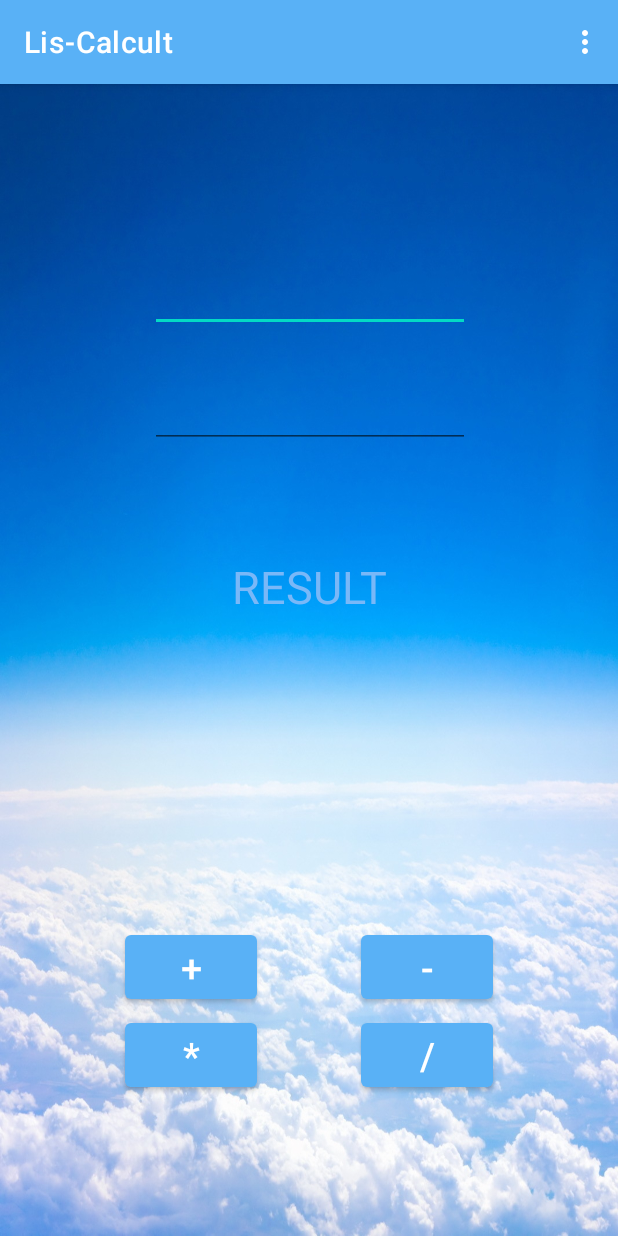
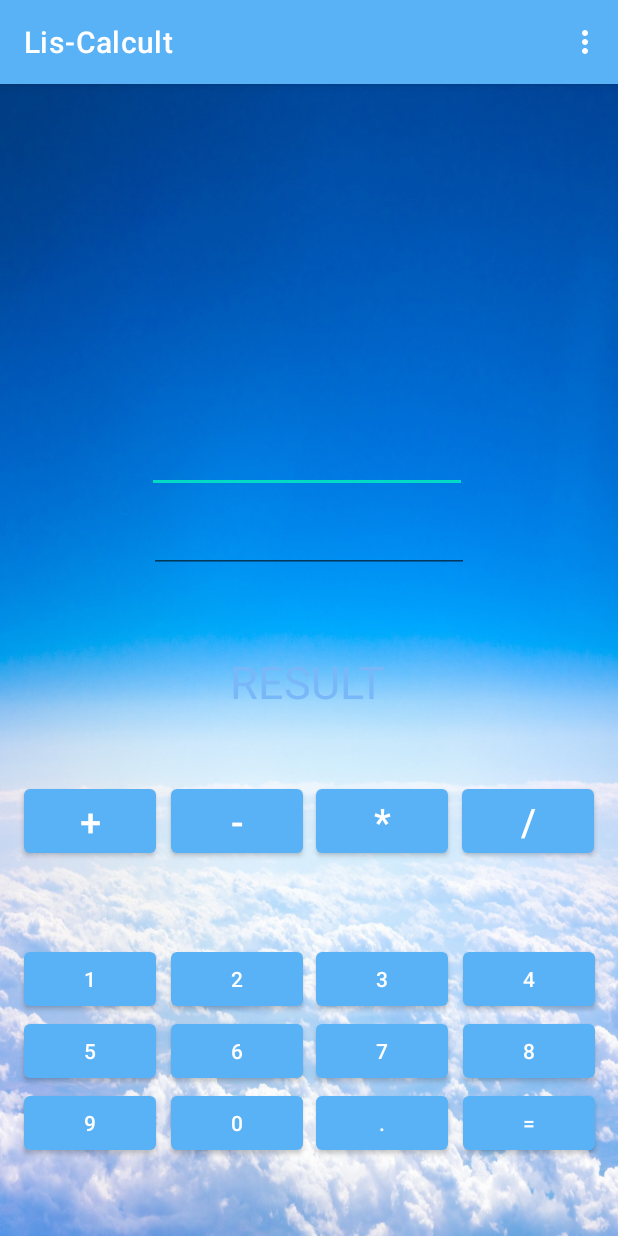
Before and after one commit to Galyminsky/Lis-Calcult, an Android app: the screen it shows after launch (MainActivity), on a phone screen of 412 x 824 dp. Run offline under Robolectric (Android 15) with nearby library versions, the phone set to English and light mode, and no system bars.

Commit message:
Добавлены 9 кнопок, прописаны в MainActivity

```diff
--- a/app/src/main/java/com/jobforandroid/lis_calcult/MainActivity.java
+++ b/app/src/main/java/com/jobforandroid/lis_calcult/MainActivity.java
@@ -25,6 +25,20 @@ public class MainActivity extends AppCompatActivity implements View.OnClickListe
     Button btnMult;
     Button btnDiv;
 
+    Button btn1;
+    Button btn2;
+    Button btn3;
+    Button btn4;
+    Button btn5;
+    Button btn6;
+    Button btn7;
+    Button btn8;
+    Button btn9;
+    Button btn0;
+
+    Button btnPoint;
+    Button btnExactly;
+
     TextView tvResult;
 
     String oper = " ";
@@ -41,6 +55,20 @@ public class MainActivity extends AppCompatActivity implements View.OnClickListe
         btnSub = (Button) findViewById(R.id.btnSub);
         btnMult = (Button) findViewById(R.id.btnMult);
         btnDiv = (Button) findViewById(R.id.btnDiv);
+
+        btn1 = (Button) findViewById(R.id.btn1);
+        btn2 = (Button) findViewById(R.id.btn2);
+        btn3 = (Button) findViewById(R.id.btn3);
+        btn4 = (Button) findViewById(R.id.btn4);
+        btn5 = (Button) findViewById(R.id.btn5);
+        btn6 = (Button) findViewById(R.id.btn6);
+        btn7 = (Button) findViewById(R.id.btn7);
+        btn8 = (Button) findViewById(R.id.btn8);
+        btn9 = (Button) findViewById(R.id.btn9);
+        btn0 = (Button) findViewById(R.id.btn0);
+
+        btnPoint = (Button) findViewById(R.id.btnPoint);
+        btnExactly = (Button) findViewById(R.id.btnExactly);
 
         tvResult = (TextView) findViewById(R.id.tvResult);
 
--- a/app/src/main/res/layout/activity_main.xml
+++ b/app/src/main/res/layout/activity_main.xml
@@ -12,87 +12,205 @@
         android:id="@+id/etNum1"
         android:layout_width="wrap_content"
         android:layout_height="wrap_content"
-        android:layout_marginTop="120dp"
+        android:layout_marginEnd="1dp"
+        android:layout_marginBottom="8dp"
         android:ems="10"
         android:inputType="numberDecimal"
         android:textColor="@color/TextCol"
-        app:layout_constraintEnd_toEndOf="parent"
-        app:layout_constraintHorizontal_bias="0.502"
-        app:layout_constraintStart_toStartOf="parent"
-        app:layout_constraintTop_toTopOf="parent" />
+        app:layout_constraintBottom_toTopOf="@+id/etNum2"
+        app:layout_constraintEnd_toEndOf="@+id/etNum2" />
 
     <EditText
         android:id="@+id/etNum2"
         android:layout_width="wrap_content"
         android:layout_height="wrap_content"
-        android:layout_marginTop="32dp"
+        android:layout_marginBottom="52dp"
         android:ems="10"
         android:inputType="numberDecimal"
         android:textColor="@color/TextCol"
-        app:layout_constraintStart_toStartOf="@+id/etNum1"
-        app:layout_constraintTop_toBottomOf="@+id/etNum1" />
+        app:layout_constraintBottom_toTopOf="@+id/tvResult"
+        app:layout_constraintEnd_toEndOf="parent"
+        app:layout_constraintStart_toStartOf="parent" />
+
+    <TextView
+        android:id="@+id/tvResult"
+        android:layout_width="wrap_content"
+        android:layout_height="wrap_content"
+        android:layout_marginStart="39dp"
+        android:layout_marginBottom="45dp"
+        android:gravity="center_horizontal"
+        android:text="RESULT"
+        android:textAppearance="@style/TextAppearance.AppCompat.Display3"
+        android:textColor="@color/TextCol"
+        android:textSize="30dp"
+        app:layout_constraintBottom_toTopOf="@+id/btnMult"
+        app:layout_constraintStart_toStartOf="@+id/btnSub" />
 
     <Button
         android:id="@+id/btnAdd"
         android:layout_width="wrap_content"
         android:layout_height="wrap_content"
-        android:layout_marginStart="14dp"
-        android:layout_marginBottom="152dp"
+        android:layout_marginStart="8dp"
+        android:layout_marginEnd="2dp"
         android:text="+"
         android:textSize="25dp"
-        app:layout_constraintBottom_toBottomOf="parent"
+        app:layout_constraintBaseline_toBaselineOf="@+id/btnSub"
         app:layout_constraintEnd_toStartOf="@+id/btnSub"
         app:layout_constraintStart_toStartOf="parent" />
+
+    <Button
+        android:id="@+id/btnSub"
+        android:layout_width="wrap_content"
+        android:layout_height="wrap_content"
+        android:layout_marginBottom="54dp"
+        android:text="-"
+        android:textSize="25dp"
+        app:layout_constraintBottom_toTopOf="@+id/btn2"
+        app:layout_constraintEnd_toStartOf="@+id/btnMult"
+        app:layout_constraintStart_toEndOf="@+id/btnAdd" />
 
     <Button
         android:id="@+id/btnMult"
         android:layout_width="wrap_content"
         android:layout_height="wrap_content"
-        android:layout_marginStart="14dp"
-        android:layout_marginTop="4dp"
+        android:layout_marginEnd="1dp"
         android:text="*"
         android:textSize="25dp"
+        app:layout_constraintBaseline_toBaselineOf="@+id/btnSub"
         app:layout_constraintEnd_toStartOf="@+id/btnDiv"
-        app:layout_constraintStart_toStartOf="parent"
-        app:layout_constraintTop_toBottomOf="@+id/btnAdd" />
-
-    <Button
-        android:id="@+id/btnSub"
-        android:layout_width="wrap_content"
-        android:layout_height="wrap_content"
-        android:layout_marginEnd="14dp"
-        android:text="-"
-        android:textSize="25dp"
-        app:layout_constraintEnd_toEndOf="parent"
-        app:layout_constraintStart_toEndOf="@+id/btnAdd"
-        app:layout_constraintTop_toTopOf="@+id/btnAdd" />
+        app:layout_constraintStart_toEndOf="@+id/btnSub" />
 
     <Button
         android:id="@+id/btnDiv"
         android:layout_width="wrap_content"
         android:layout_height="wrap_content"
-        android:layout_marginTop="4dp"
-        android:layout_marginEnd="14dp"
+        android:layout_marginEnd="8dp"
         android:text="/"
         android:textSize="25dp"
+        app:layout_constraintBaseline_toBaselineOf="@+id/btnMult"
         app:layout_constraintEnd_toEndOf="parent"
-        app:layout_constraintStart_toEndOf="@+id/btnMult"
-        app:layout_constraintTop_toBottomOf="@+id/btnSub" />
+        app:layout_constraintStart_toEndOf="@+id/btnMult" />
 
-    <TextView
-        android:id="@+id/tvResult"
+    <Button
+        android:id="@+id/btn2"
         android:layout_width="wrap_content"
         android:layout_height="wrap_content"
-        android:layout_marginTop="72dp"
-        android:gravity="center_horizontal"
-        android:text="RESULT"
-        android:textAppearance="@style/TextAppearance.AppCompat.Display3"
-        android:textColor="@color/TextCol"
-        android:textSize="30dp"
+        android:text="2"
+        app:layout_constraintBottom_toTopOf="@+id/btn6"
+        app:layout_constraintEnd_toStartOf="@+id/btn3"
+        app:layout_constraintStart_toEndOf="@+id/btn1" />
+
+    <Button
+        android:id="@+id/btn0"
+        android:layout_width="wrap_content"
+        android:layout_height="wrap_content"
+        android:text="0"
+        app:layout_constraintEnd_toStartOf="@+id/btnPoint"
+        app:layout_constraintStart_toEndOf="@+id/btn9"
+        app:layout_constraintTop_toBottomOf="@+id/btn5" />
+
+    <Button
+        android:id="@+id/btn6"
+        android:layout_width="wrap_content"
+        android:layout_height="wrap_content"
+        android:text="6"
+        app:layout_constraintBottom_toTopOf="@+id/btn0"
+        app:layout_constraintEnd_toStartOf="@+id/btn7"
+        app:layout_constraintStart_toEndOf="@+id/btn5" />
+
+    <Button
+        android:id="@+id/btn3"
+        android:layout_width="wrap_content"
+        android:layout_height="wrap_content"
+        android:layout_marginEnd="2dp"
+        android:text="3"
+        app:layout_constraintBottom_toTopOf="@+id/btn7"
+        app:layout_constraintEnd_toStartOf="@+id/btn4"
+        app:layout_constraintStart_toEndOf="@+id/btn2" />
+
+    <Button
+        android:id="@+id/btn7"
+        android:layout_width="wrap_content"
+        android:layout_height="wrap_content"
+        android:layout_marginEnd="2dp"
+        android:text="7"
+        app:layout_constraintBottom_toTopOf="@+id/btnPoint"
+        app:layout_constraintEnd_toStartOf="@+id/btn8"
+        app:layout_constraintStart_toEndOf="@+id/btn6" />
+
+    <Button
+        android:id="@+id/btnPoint"
+        android:layout_width="wrap_content"
+        android:layout_height="wrap_content"
+        android:layout_marginEnd="2dp"
+        android:text="."
+        app:layout_constraintEnd_toStartOf="@+id/btnExactly"
+        app:layout_constraintStart_toEndOf="@+id/btn0"
+        app:layout_constraintTop_toTopOf="@+id/btn0" />
+
+    <Button
+        android:id="@+id/btn4"
+        android:layout_width="wrap_content"
+        android:layout_height="wrap_content"
+        android:layout_marginEnd="7dp"
+        android:text="4"
         app:layout_constraintEnd_toEndOf="parent"
-        app:layout_constraintHorizontal_bias="0.501"
+        app:layout_constraintStart_toEndOf="@+id/btn3"
+        app:layout_constraintTop_toTopOf="@+id/btn3" />
+
+    <Button
+        android:id="@+id/btnExactly"
+        android:layout_width="wrap_content"
+        android:layout_height="wrap_content"
+        android:layout_marginEnd="7dp"
+        android:text="="
+        app:layout_constraintEnd_toEndOf="parent"
+        app:layout_constraintStart_toEndOf="@+id/btnPoint"
+        app:layout_constraintTop_toBottomOf="@+id/btn8" />
+
+    <Button
+        android:id="@+id/btn8"
+        android:layout_width="wrap_content"
+        android:layout_height="wrap_content"
+        android:layout_marginEnd="7dp"
+        android:text="8"
+        app:layout_constraintEnd_toEndOf="parent"
+        app:layout_constraintStart_toEndOf="@+id/btn7"
+        app:layout_constraintTop_toBottomOf="@+id/btn4" />
+
+    <Button
+        android:id="@+id/btn5"
+        android:layout_width="wrap_content"
+        android:layout_height="wrap_content"
+        android:layout_marginStart="8dp"
+        android:layout_marginEnd="2dp"
+        android:text="5"
+        app:layout_constraintEnd_toStartOf="@+id/btn6"
         app:layout_constraintStart_toStartOf="parent"
-        app:layout_constraintTop_toBottomOf="@+id/etNum2" />
+        app:layout_constraintTop_toBottomOf="@+id/btn1" />
+
+    <Button
+        android:id="@+id/btn1"
+        android:layout_width="wrap_content"
+        android:layout_height="wrap_content"
+        android:layout_marginStart="8dp"
+        android:layout_marginEnd="2dp"
+        android:layout_marginBottom="147dp"
+        android:text="1"
+        app:layout_constraintBottom_toBottomOf="parent"
+        app:layout_constraintEnd_toStartOf="@+id/btn2"
+        app:layout_constraintStart_toStartOf="parent" />
+
+    <Button
+        android:id="@+id/btn9"
+        android:layout_width="wrap_content"
+        android:layout_height="wrap_content"
+        android:layout_marginStart="8dp"
+        android:layout_marginEnd="2dp"
+        android:text="9"
+        app:layout_constraintEnd_toStartOf="@+id/btn0"
+        app:layout_constraintStart_toStartOf="parent"
+        app:layout_constraintTop_toBottomOf="@+id/btn5" />
 
 
 </androidx.constraintlayout.widget.ConstraintLayout>
```
